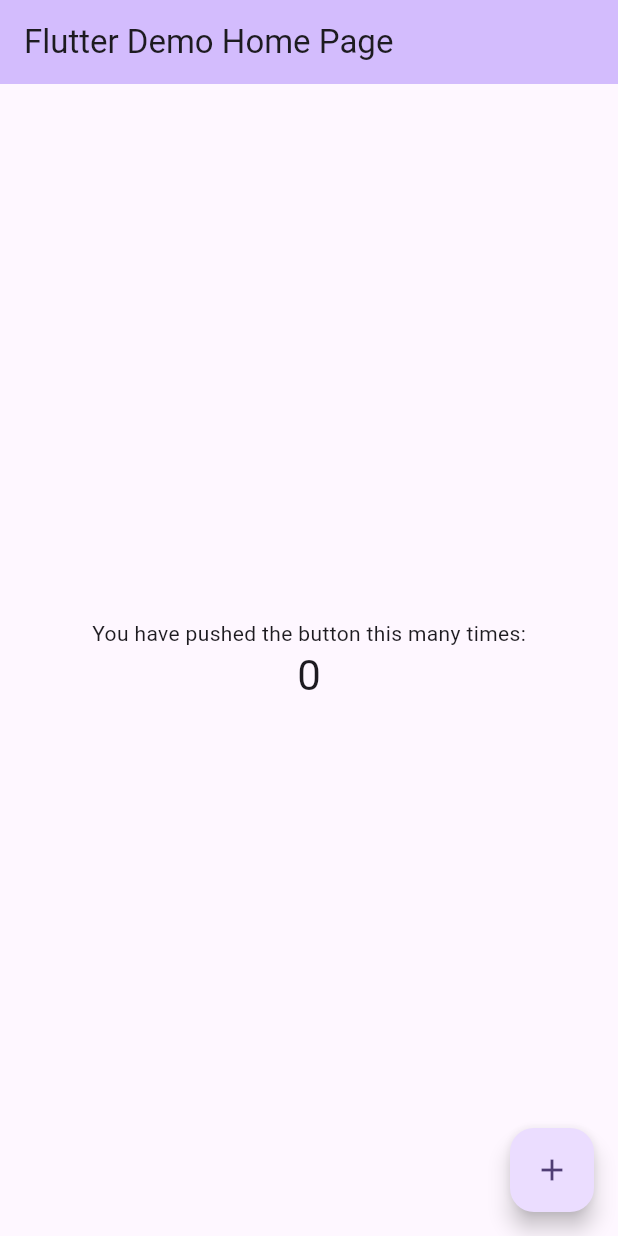
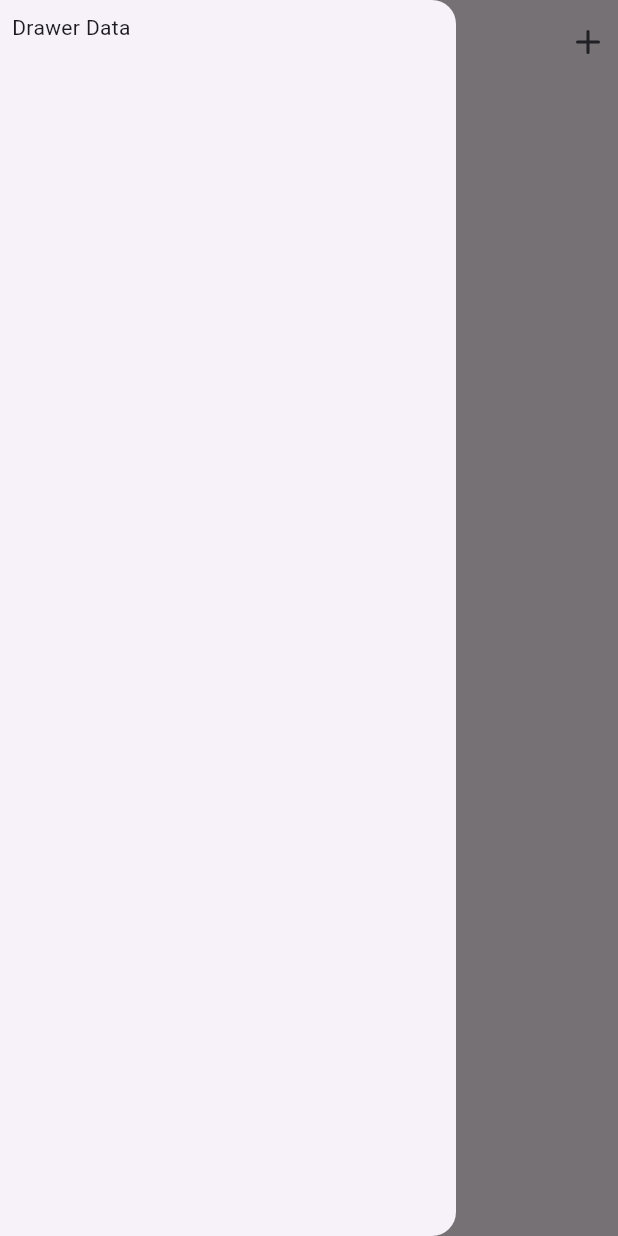
Before and after one commit to yntachmad/todo_flutter, a Flutter app: the screen it shows after launch, with the side drawer open (before the commit the screen has no drawer), on a phone screen of 412 x 824 dp. Run offline on Flutter 3.47's test engine with Material 3 defaults, Android fonts, the phone set to English and light mode, and no system bars; our stand-ins replace feather_icons.

Commit message:
add main screen

```diff
--- /dev/null
+++ b/lib/add_todo.dart
@@ -0,0 +1,15 @@
+import 'package:flutter/material.dart';
+
+class AddTodo extends StatefulWidget {
+  const AddTodo({super.key});
+
+  @override
+  State<AddTodo> createState() => _AddTodoState();
+}
+
+class _AddTodoState extends State<AddTodo> {
+  @override
+  Widget build(BuildContext context) {
+    return const Text('Todo');
+  }
+}
--- a/lib/main.dart
+++ b/lib/main.dart
@@ -1,125 +1,26 @@
 import 'package:flutter/material.dart';
+import 'package:todo_app/main_screen.dart';
 
 void main() {
-  runApp(const MyApp());
+  // ignore: prefer_const_constructors
+  runApp(MyApp());
 }
 
-class MyApp extends StatelessWidget {
+class MyApp extends StatefulWidget {
   const MyApp({super.key});
 
-  // This widget is the root of your application.
+  @override
+  State<MyApp> createState() => _MyAppState();
+}
+
+class _MyAppState extends State<MyApp> {
   @override
   Widget build(BuildContext context) {
+    // ignore: prefer_const_constructors
     return MaterialApp(
-      title: 'Flutter Demo',
-      theme: ThemeData(
-        // This is the theme of your application.
-        //
-        // TRY THIS: Try running your application with "flutter run". You'll see
-        // the application has a purple toolbar. Then, without quitting the app,
-        // try changing the seedColor in the colorScheme below to Colors.green
-        // and then invoke "hot reload" (save your changes or press the "hot
-        // reload" button in a Flutter-supported IDE, or press "r" if you used
-        // the command line to start the app).
-        //
-        // Notice that the counter didn't reset back to zero; the application
-        // state is not lost during the reload. To reset the state, use hot
-        // restart instead.
-        //
-        // This works for code too, not just values: Most code changes can be
-        // tested with just a hot reload.
-        colorScheme: ColorScheme.fromSeed(seedColor: Colors.deepPurple),
-        useMaterial3: true,
-      ),
-      home: const MyHomePage(title: 'Flutter Demo Home Page'),
+      debugShowCheckedModeBanner: false,
+      theme: ThemeData.light(useMaterial3: true),
+      home: const MainScreen(),
     );
   }
 }
-
-class MyHomePage extends StatefulWidget {
-  const MyHomePage({super.key, required this.title});
-
-  // This widget is the home page of your application. It is stateful, meaning
-  // that it has a State object (defined below) that contains fields that affect
-  // how it looks.
-
-  // This class is the configuration for the state. It holds the values (in this
-  // case the title) provided by the parent (in this case the App widget) and
-  // used by the build method of the State. Fields in a Widget subclass are
-  // always marked "final".
-
-  final String title;
-
-  @override
-  State<MyHomePage> createState() => _MyHomePageState();
-}
-
-class _MyHomePageState extends State<MyHomePage> {
-  int _counter = 0;
-
-  void _incrementCounter() {
-    setState(() {
-      // This call to setState tells the Flutter framework that something has
-      // changed in this State, which causes it to rerun the build method below
-      // so that the display can reflect the updated values. If we changed
-      // _counter without calling setState(), then the build method would not be
-      // called again, and so nothing would appear to happen.
-      _counter++;
-    });
-  }
-
-  @override
-  Widget build(BuildContext context) {
-    // This method is rerun every time setState is called, for instance as done
-    // by the _incrementCounter method above.
-    //
-    // The Flutter framework has been optimized to make rerunning build methods
-    // fast, so that you can just rebuild anything that needs updating rather
-    // than having to individually change instances of widgets.
-    return Scaffold(
-      appBar: AppBar(
-        // TRY THIS: Try changing the color here to a specific color (to
-        // Colors.amber, perhaps?) and trigger a hot reload to see the AppBar
-        // change color while the other colors stay the same.
-        backgroundColor: Theme.of(context).colorScheme.inversePrimary,
-        // Here we take the value from the MyHomePage object that was created by
-        // the App.build method, and use it to set our appbar title.
-        title: Text(widget.title),
-      ),
-      body: Center(
-        // Center is a layout widget. It takes a single child and positions it
-        // in the middle of the parent.
-        child: Column(
-          // Column is also a layout widget. It takes a list of children and
-          // arranges them vertically. By default, it sizes itself to fit its
-          // children horizontally, and tries to be as tall as its parent.
-          //
-          // Column has various properties to control how it sizes itself and
-          // how it positions its children. Here we use mainAxisAlignment to
-          // center the children vertically; the main axis here is the vertical
-          // axis because Columns are vertical (the cross axis would be
-          // horizontal).
-          //
-          // TRY THIS: Invoke "debug painting" (choose the "Toggle Debug Paint"
-          // action in the IDE, or press "p" in the console), to see the
-          // wireframe for each widget.
-          mainAxisAlignment: MainAxisAlignment.center,
-          children: <Widget>[
-            const Text(
-              'You have pushed the button this many times:',
-            ),
-            Text(
-              '$_counter',
-              style: Theme.of(context).textTheme.headlineMedium,
-            ),
-          ],
-        ),
-      ),
-      floatingActionButton: FloatingActionButton(
-        onPressed: _incrementCounter,
-        tooltip: 'Increment',
-        child: const Icon(Icons.add),
-      ), // This trailing comma makes auto-formatting nicer for build methods.
-    );
-  }
-}
--- /dev/null
+++ b/lib/main_screen.dart
@@ -0,0 +1,67 @@
+import 'package:flutter/material.dart';
+import 'package:feather_icons/feather_icons.dart';
+
+class MainScreen extends StatefulWidget {
+  const MainScreen({super.key});
+
+  @override
+  State<MainScreen> createState() => _MainScreenState();
+}
+
+class _MainScreenState extends State<MainScreen> {
+  @override
+  Widget build(BuildContext context) {
+    return Scaffold(
+      // ignore: prefer_const_constructors
+      drawer: Drawer(
+        // ignore: prefer_const_constructors
+        child: Padding(
+          padding: const EdgeInsets.all(8.0),
+          child: const Text('Drawer Data'),
+        ),
+      ),
+      appBar: AppBar(
+        title: const Text(
+          'TODO',
+          // style: TextStyle(color: Colors.white),
+        ),
+        centerTitle: true,
+        // ignore: prefer_const_literals_to_create_immutables
+        actions: [
+          // ignore: prefer_const_constructors
+          Padding(
+            padding: const EdgeInsets.all(8.0),
+            child: InkWell(
+              // enableFeedback: false,
+              // splashColor: Colors.transparent,
+              // highlightColor: Colors.transparent,
+              onTap: () {
+                showModalBottomSheet(
+                  backgroundColor: Colors.red[900],
+                  context: context,
+                  builder: (context) {
+                    return Container(
+                      height: 250,
+                    );
+                  },
+                );
+              },
+              child: const Icon(
+                FeatherIcons.plus,
+                // color: Colors.red,
+                // size: 30,
+              ),
+            ),
+          ),
+        ],
+        // backgroundColor: Colors.blue,
+      ),
+      body: InkWell(
+        onTap: () {
+          print("Body Todo");
+        },
+        child: const Text('TODO'),
+      ),
+    );
+  }
+}
```
Also changed, not shown: pubspec.yaml (+4 -12 lines), pubspec.lock, 1 other file.
